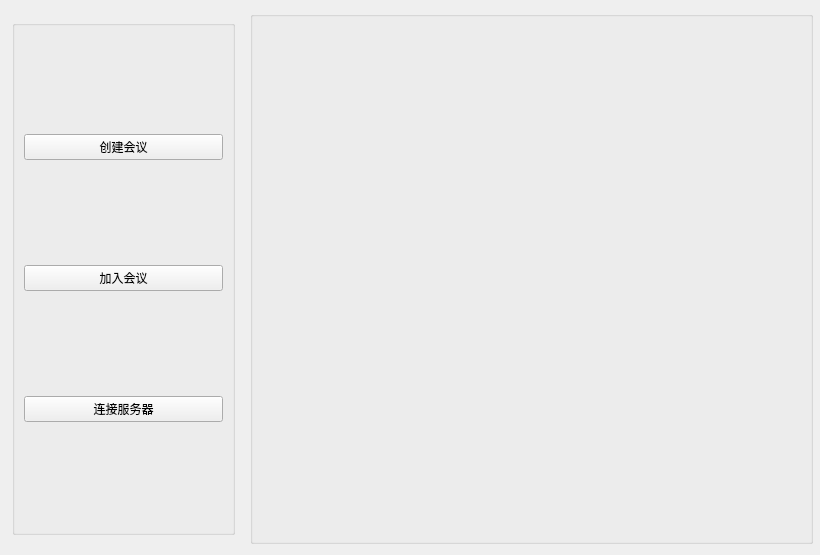
Qt form src/main_window.ui (wang-y-cell/CloudMeeting_Client) before a commit.
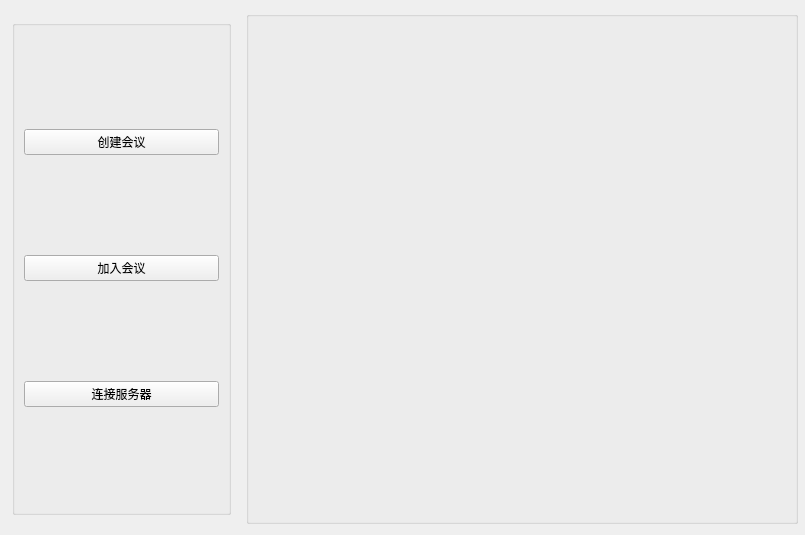
The same form after that commit.

```diff
--- a/src/main_window.ui
+++ b/src/main_window.ui
@@ -6,8 +6,8 @@
    <rect>
     <x>0</x>
     <y>0</y>
-    <width>820</width>
-    <height>555</height>
+    <width>805</width>
+    <height>535</height>
    </rect>
   </property>
   <property name="windowTitle">
```
